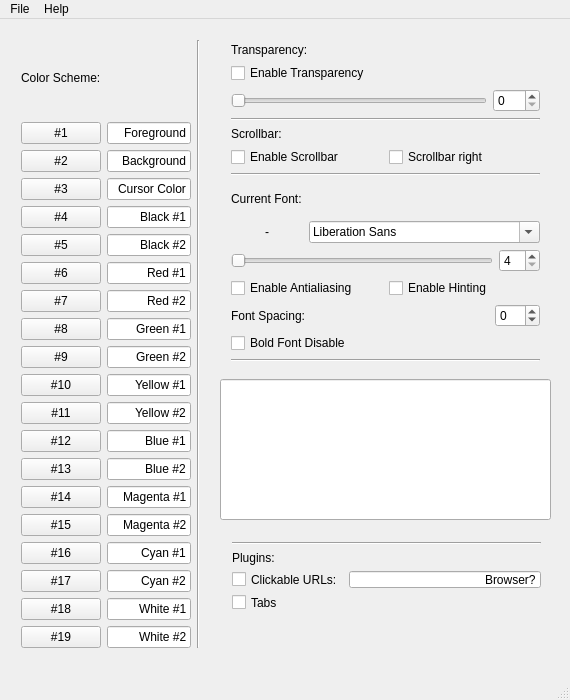
Above: source/urxvtconfig.ui from daedreth/URXVTConfig before the change. Below: the same form after it.
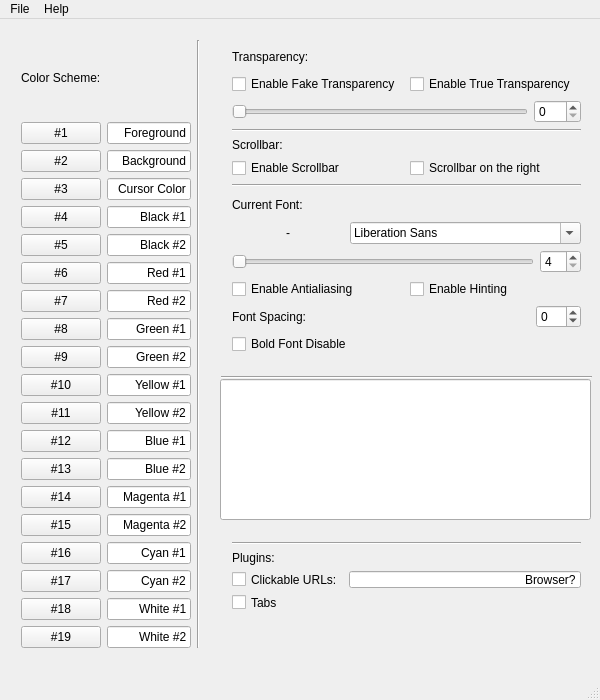
That is the form after the change.

Commit message: added true transparency support

The edit to the form file:
```diff
--- a/source/urxvtconfig.ui
+++ b/source/urxvtconfig.ui
@@ -6,19 +6,19 @@
    <rect>
     <x>0</x>
     <y>0</y>
-    <width>570</width>
+    <width>600</width>
     <height>700</height>
    </rect>
   </property>
   <property name="minimumSize">
    <size>
-    <width>570</width>
+    <width>600</width>
     <height>700</height>
    </size>
   </property>
   <property name="maximumSize">
    <size>
-    <width>570</width>
+    <width>600</width>
     <height>700</height>
    </size>
   </property>
@@ -40,7 +40,7 @@
      <rect>
       <x>220</x>
       <y>360</y>
-      <width>331</width>
+      <width>371</width>
       <height>141</height>
      </rect>
     </property>
@@ -715,57 +715,131 @@
    <widget class="QWidget" name="layoutWidget">
     <property name="geometry">
      <rect>
-      <x>220</x>
-      <y>13</y>
-      <width>331</width>
-      <height>341</height>
+      <x>221</x>
+      <y>512</y>
+      <width>371</width>
+      <height>91</height>
      </rect>
     </property>
-    <layout class="QGridLayout" name="gridLayout_5">
+    <layout class="QGridLayout" name="gridLayout_3">
      <item row="0" column="0">
-      <layout class="QVBoxLayout" name="verticalLayout_2">
+      <widget class="Line" name="line_5">
+       <property name="orientation">
+        <enum>Qt::Horizontal</enum>
+       </property>
+      </widget>
+     </item>
+     <item row="1" column="0">
+      <widget class="QLabel" name="labelPlugins">
+       <property name="text">
+        <string>Plugins:</string>
+       </property>
+      </widget>
+     </item>
+     <item row="2" column="0">
+      <layout class="QHBoxLayout" name="horizontalLayout_32">
        <item>
-        <widget class="QLabel" name="labelTransparency">
+        <widget class="QCheckBox" name="checkBoxClickableUrls">
          <property name="text">
-          <string>Transparency:</string>
+          <string>Clickable URLs:</string>
          </property>
         </widget>
        </item>
+       <item>
+        <widget class="QLineEdit" name="lineEditBrowser">
+         <property name="text">
+          <string>Browser?</string>
+         </property>
+         <property name="alignment">
+          <set>Qt::AlignRight|Qt::AlignTrailing|Qt::AlignVCenter</set>
+         </property>
+        </widget>
+       </item>
+      </layout>
+     </item>
+     <item row="3" column="0">
+      <widget class="QCheckBox" name="checkBoxTabs">
+       <property name="text">
+        <string>Tabs</string>
+       </property>
+      </widget>
+     </item>
+    </layout>
+   </widget>
+   <widget class="Line" name="line_4">
+    <property name="geometry">
+     <rect>
+      <x>221</x>
+      <y>350</y>
+      <width>371</width>
+      <height>16</height>
+     </rect>
+    </property>
+    <property name="orientation">
+     <enum>Qt::Horizontal</enum>
+    </property>
+   </widget>
+   <widget class="QWidget" name="layoutWidget">
+    <property name="geometry">
+     <rect>
+      <x>221</x>
+      <y>15</y>
+      <width>371</width>
+      <height>331</height>
+     </rect>
+    </property>
+    <layout class="QGridLayout" name="gridLayout_4">
+     <item row="0" column="0">
+      <widget class="QLabel" name="labelTransparency">
+       <property name="text">
+        <string>Transparency:</string>
+       </property>
+      </widget>
+     </item>
+     <item row="1" column="0">
+      <layout class="QHBoxLayout" name="horizontalLayout_34">
        <item>
         <widget class="QCheckBox" name="checkBoxTransparencyEnabled">
          <property name="text">
-          <string>Enable Transparency</string>
+          <string>Enable Fake Transparency</string>
          </property>
         </widget>
        </item>
        <item>
-        <layout class="QHBoxLayout" name="horizontalLayout_27">
-         <item>
-          <widget class="QSlider" name="horizontalSliderShading">
-           <property name="orientation">
-            <enum>Qt::Horizontal</enum>
-           </property>
-          </widget>
-         </item>
-         <item>
-          <widget class="QSpinBox" name="spinBoxShading">
-           <property name="maximum">
-            <number>100</number>
-           </property>
-          </widget>
-         </item>
-        </layout>
+        <widget class="QCheckBox" name="checkBoxTrueTransparencyEnabled">
+         <property name="text">
+          <string>Enable True Transparency</string>
+         </property>
+        </widget>
        </item>
       </layout>
      </item>
-     <item row="1" column="0">
+     <item row="2" column="0">
+      <layout class="QHBoxLayout" name="horizontalLayout_27">
+       <item>
+        <widget class="QSlider" name="horizontalSliderShading">
+         <property name="orientation">
+          <enum>Qt::Horizontal</enum>
+         </property>
+        </widget>
+       </item>
+       <item>
+        <widget class="QSpinBox" name="spinBoxShading">
+         <property name="maximum">
+          <number>100</number>
+         </property>
+        </widget>
+       </item>
+      </layout>
+     </item>
+     <item row="3" column="0">
       <widget class="Line" name="line_2">
        <property name="orientation">
         <enum>Qt::Horizontal</enum>
        </property>
       </widget>
      </item>
-     <item row="2" column="0">
+     <item row="4" column="0">
       <layout class="QGridLayout" name="gridLayout_2">
        <item row="0" column="0">
         <widget class="QLabel" name="labelScrollbar">
@@ -786,7 +860,7 @@
          <item>
           <widget class="QCheckBox" name="checkBoxScrollbarRight">
            <property name="text">
-            <string>Scrollbar right</string>
+            <string>Scrollbar on the right</string>
            </property>
           </widget>
          </item>
@@ -794,21 +868,21 @@
        </item>
       </layout>
      </item>
-     <item row="3" column="0">
+     <item row="5" column="0">
       <widget class="Line" name="line_3">
        <property name="orientation">
         <enum>Qt::Horizontal</enum>
        </property>
       </widget>
      </item>
-     <item row="4" column="0">
+     <item row="6" column="0">
       <widget class="QLabel" name="labelFont">
        <property name="text">
         <string>Current Font:</string>
        </property>
       </widget>
      </item>
-     <item row="5" column="0">
+     <item row="7" column="0">
       <layout class="QHBoxLayout" name="horizontalLayout_29">
        <item>
         <widget class="QLabel" name="labelCurrentFont">
@@ -825,7 +899,7 @@
        </item>
       </layout>
      </item>
-     <item row="6" column="0">
+     <item row="8" column="0">
       <layout class="QHBoxLayout" name="horizontalLayout_30">
        <item>
         <widget class="QSlider" name="horizontalSliderFontSize">
@@ -846,7 +920,7 @@
        </item>
       </layout>
      </item>
-     <item row="7" column="0">
+     <item row="9" column="0">
       <layout class="QHBoxLayout" name="horizontalLayout_31">
        <item>
         <widget class="QCheckBox" name="checkBoxFontAntialiasing">
@@ -864,7 +938,7 @@
        </item>
       </layout>
      </item>
-     <item row="8" column="0">
+     <item row="10" column="0">
       <layout class="QHBoxLayout" name="horizontalLayout_33">
        <item>
         <widget class="QLabel" name="labelFontSpacing">
@@ -913,74 +987,13 @@
        </item>
       </layout>
      </item>
-     <item row="9" column="0">
+     <item row="11" column="0">
       <widget class="QCheckBox" name="checkBoxFontBoldDisable">
        <property name="text">
         <string>Bold Font Disable</string>
        </property>
       </widget>
      </item>
-     <item row="10" column="0">
-      <widget class="Line" name="line_4">
-       <property name="orientation">
-        <enum>Qt::Horizontal</enum>
-       </property>
-      </widget>
-     </item>
-    </layout>
-   </widget>
-   <widget class="QWidget" name="layoutWidget">
-    <property name="geometry">
-     <rect>
-      <x>221</x>
-      <y>512</y>
-      <width>331</width>
-      <height>91</height>
-     </rect>
-    </property>
-    <layout class="QGridLayout" name="gridLayout_3">
-     <item row="0" column="0">
-      <widget class="Line" name="line_5">
-       <property name="orientation">
-        <enum>Qt::Horizontal</enum>
-       </property>
-      </widget>
-     </item>
-     <item row="1" column="0">
-      <widget class="QLabel" name="labelPlugins">
-       <property name="text">
-        <string>Plugins:</string>
-       </property>
-      </widget>
-     </item>
-     <item row="2" column="0">
-      <layout class="QHBoxLayout" name="horizontalLayout_32">
-       <item>
-        <widget class="QCheckBox" name="checkBoxClickableUrls">
-         <property name="text">
-          <string>Clickable URLs:</string>
-         </property>
-        </widget>
-       </item>
-       <item>
-        <widget class="QLineEdit" name="lineEditBrowser">
-         <property name="text">
-          <string>Browser?</string>
-         </property>
-         <property name="alignment">
-          <set>Qt::AlignRight|Qt::AlignTrailing|Qt::AlignVCenter</set>
-         </property>
-        </widget>
-       </item>
-      </layout>
-     </item>
-     <item row="3" column="0">
-      <widget class="QCheckBox" name="checkBoxTabs">
-       <property name="text">
-        <string>Tabs</string>
-       </property>
-      </widget>
-     </item>
     </layout>
    </widget>
   </widget>
@@ -989,7 +1002,7 @@
     <rect>
      <x>0</x>
      <y>0</y>
-     <width>570</width>
+     <width>600</width>
      <height>21</height>
     </rect>
    </property>
```
Left out of the diff: 2 changed lines with no effect on the pictures. The commit also changes 2 other files.
